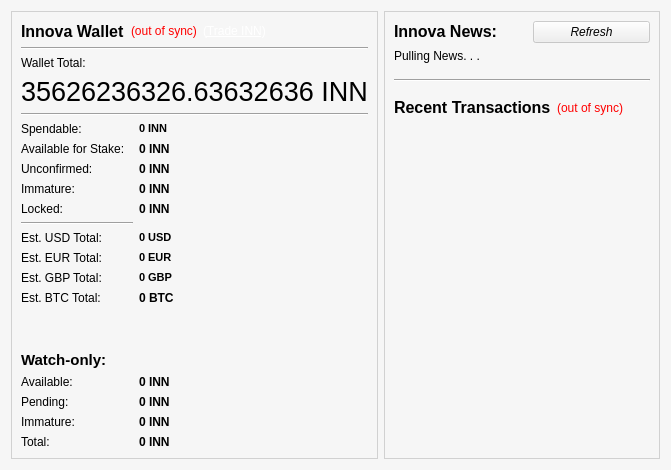
This is src/qt/forms/overviewpage.ui in innova-foundation/innova as Qt 5 draws it before an edit. The edited form follows.
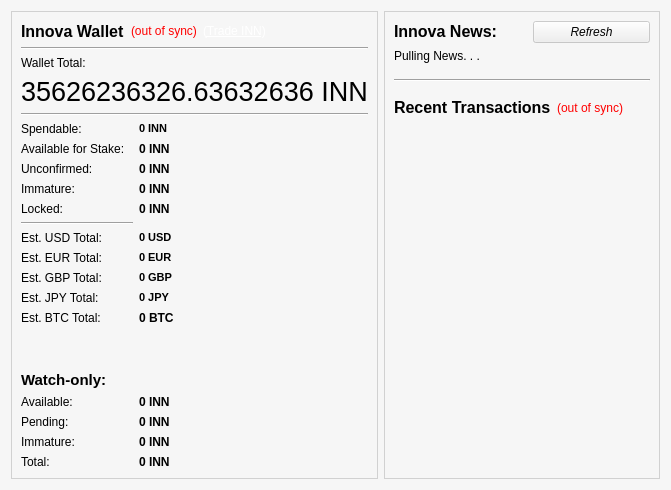
This is the edited form. Icons and pictures are not drawn.

What changed in the file:
```diff
--- a/src/qt/forms/overviewpage.ui
+++ b/src/qt/forms/overviewpage.ui
@@ -350,7 +350,7 @@
             </property>
            </widget>
           </item>
-          <item row="13" column="1" colspan="2">
+          <item row="14" column="1" colspan="2">
            <widget class="QLabel" name="labelBTCTotal">
             <property name="font">
              <font>
@@ -470,7 +470,7 @@
             </property>
            </widget>
           </item>
-          <item row="13" column="0">
+          <item row="14" column="0">
            <widget class="QLabel" name="btctotal">
             <property name="text">
              <string>Est. BTC Total:</string>
@@ -531,12 +531,42 @@
            </widget>
           </item>
           <item row="12" column="0">
-           <widget class="QLabel" name="eurtotal">
+           <widget class="QLabel" name="gbptotal">
             <property name="text">
              <string>Est. GBP Total:</string>
             </property>
            </widget>
           </item>
+          <item row="13" column="1">
+           <widget class="QLabel" name="labelJPYTotal">
+            <property name="font">
+             <font>
+              <pointsize>8</pointsize>
+              <weight>75</weight>
+              <bold>true</bold>
+             </font>
+            </property>
+            <property name="cursor">
+             <cursorShape>IBeamCursor</cursorShape>
+            </property>
+            <property name="toolTip">
+             <string>Your current total balance estimated in JPY</string>
+            </property>
+            <property name="text">
+             <string>0 JPY</string>
+            </property>
+            <property name="textInteractionFlags">
+             <set>Qt::LinksAccessibleByMouse|Qt::TextSelectableByKeyboard|Qt::TextSelectableByMouse</set>
+            </property>
+           </widget>
+          </item>
+          <item row="13" column="0">
+           <widget class="QLabel" name="jpytotal">
+            <property name="text">
+             <string>Est. JPY Total:</string>
+            </property>
+           </widget>
+          </item>
          </layout>
         </item>
         <item row="6" column="0">
```
